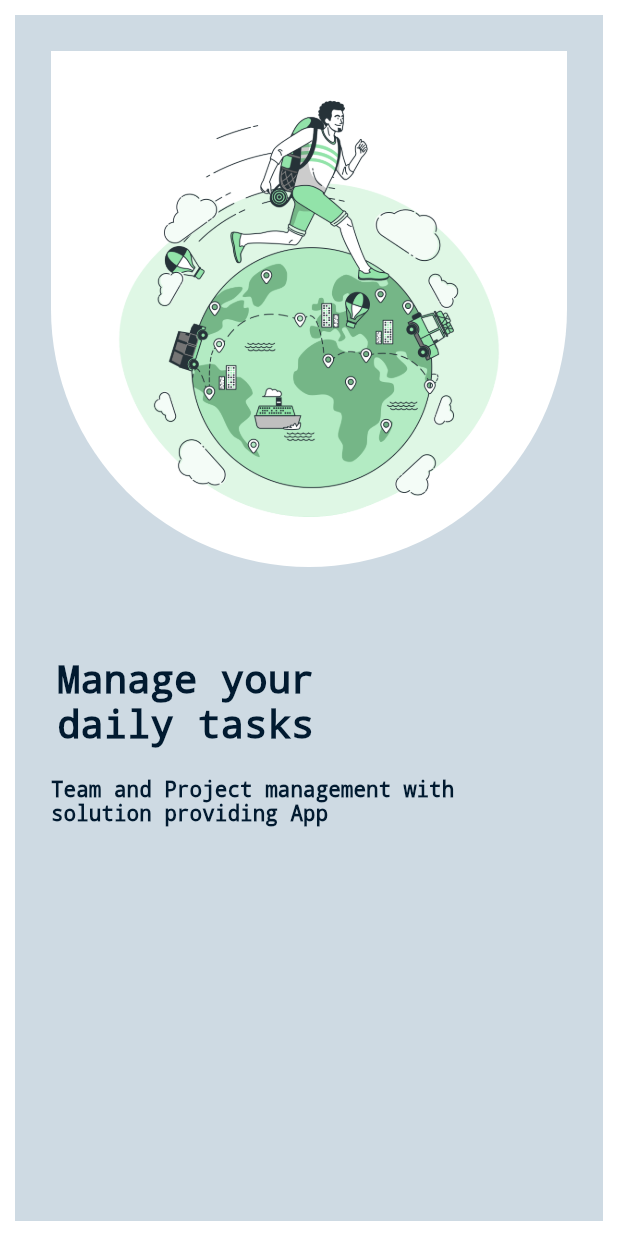
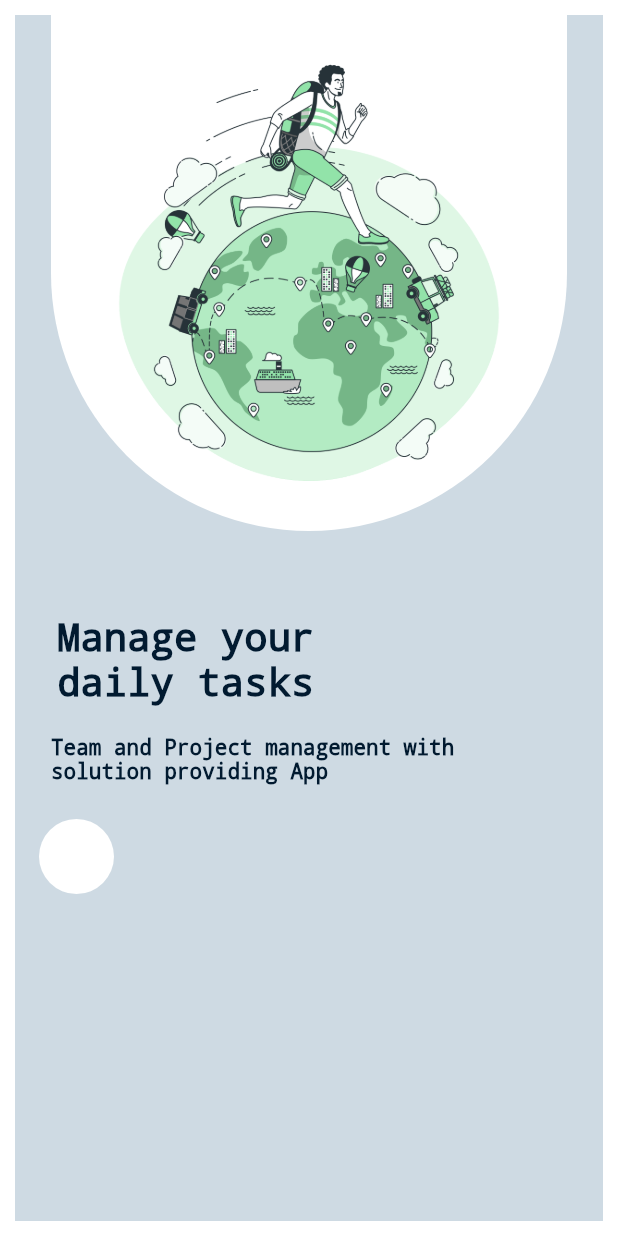
Before and after one commit to Obehi234/TaskManagementApp, a Flutter app: the screen it shows after launch, on a phone screen of 412 x 824 dp. Run offline on Flutter 3.47's test engine with Material 3 defaults, Android fonts, the phone set to English and light mode, and no system bars.

Commit message:
Commenced work on second page

```diff
--- a/lib/task_home.dart
+++ b/lib/task_home.dart
@@ -10,7 +10,8 @@ class TaskHomePage extends StatefulWidget {
 class _TaskHomePageState extends State<TaskHomePage> {
   @override
   Widget build(BuildContext context) {
-    return Padding(
+    return SafeArea(
+      child: Padding(
         padding: const EdgeInsets.all(10.0),
         child: Container(
           color: const Color.fromARGB(255, 206, 218, 227),
@@ -18,7 +19,8 @@ class _TaskHomePageState extends State<TaskHomePage> {
             crossAxisAlignment: CrossAxisAlignment.start,
             children: [
               Padding(
-              padding: const EdgeInsets.all(24.0),
+                padding:
+                    const EdgeInsets.symmetric(horizontal: 24.0, vertical: 0),
                 child: Container(
                     decoration: BoxDecoration(
                         color: Colors.white,
@@ -35,10 +37,10 @@ class _TaskHomePageState extends State<TaskHomePage> {
                       ),
                     )),
               ),
-            SizedBox(height: 20),
+              SizedBox(height: 40),
               Padding(
-              padding:
-                  const EdgeInsets.symmetric(horizontal: 28.0, vertical: 16.0),
+                padding: const EdgeInsets.symmetric(
+                    horizontal: 28.0, vertical: 16.0),
                 child: Text(
                   'Manage your\ndaily tasks',
                   style: TextStyle(
@@ -58,20 +60,34 @@ class _TaskHomePageState extends State<TaskHomePage> {
                         fontSize: 14,
                         decoration: TextDecoration.none)),
               ),
+              SizedBox(height: 20),
+              Row(
+                children: [
                   Stack(
+                    alignment: Alignment.center,
                     children: [
+                      Padding(
+                        padding: const EdgeInsets.symmetric(horizontal: 16.0),
+                        child: ClipOval(
+                          child: Container(
+                            width: 50,
+                            height: 50,
+                            color: Colors.white,
+                            child: Center(),
+                          ),
+                        ),
+                      ),
                       Positioned(
-                    child: ClipOval(
-                        clipBehavior: Clip.antiAlias,
-                        child: Container(
-                          decoration: BoxDecoration(
-                            borderRadius: BorderRadius.circular(50),
-                            color: Colors.white,
-                          ),
-                        )))
+                          top: 120,
+                          child: Text('Get Started',
+                              style:
+                                  TextStyle(fontSize: 18, color: Colors.blue))),
                     ],
                   )
                 ],
+              ),
+            ],
+          ),
         ),
       ),
     );
```
Also changed, not shown: lib/dashboard.dart (added, +28 -0 lines), images/face.png (added). Lines whose indentation alone changed are shown as unchanged.
